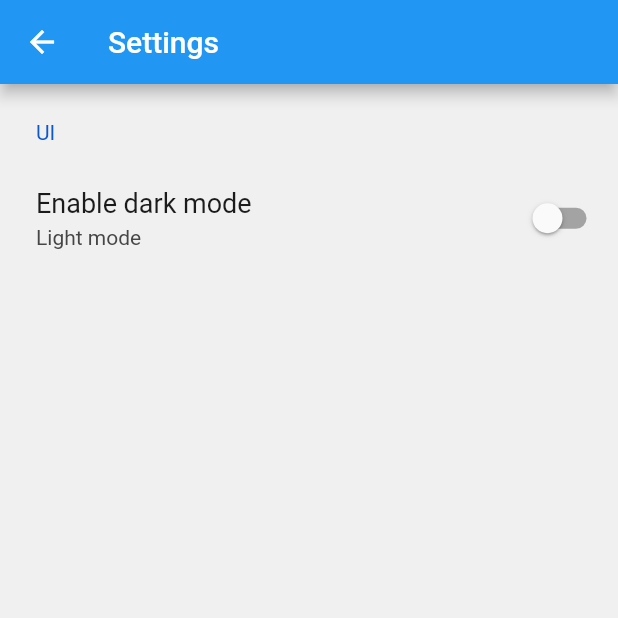
After one commit to Boris-Sachet/comic_front, a Flutter app: the SettingsPage screen opened directly, on a phone screen of 412 x 824 dp, the top half of it. The commit adds this screen. Run offline on Flutter 3.47's test engine with Material 2 defaults, Android fonts, the light colour scheme and no system bars; drawn by our look-alikes of settings_ui; our stand-ins replace adaptive_theme, cached_network_image, flutter_cache_manager, percent_indicator, photo_view, shared_preferences; accounts and stored records are empty; network calls fail.

Commit message:
Implemented settings page with dark mode switch

```diff
--- a/lib/services/service_file.dart
+++ b/lib/services/service_file.dart
@@ -1,6 +1,6 @@
 import 'dart:convert';
 
-import 'package:comic_front/services/service_library.dart';
+import 'package:comic_front/services/service_settings.dart';
 import 'package:http/http.dart' as http;
 import 'package:comic_front/model/file.dart';
 
@@ -8,7 +8,7 @@ import '../model/library.dart';
 
 class ServiceFile {
   static Future<File> setCurrentPage(File file, int page) async {
-    final response = await http.post(Uri.parse('http://${ServiceLibrary.baseUrl}/file/${file.library.name}/${file.id}/page/$page'));
+    final response = await http.post(Uri.parse('http://${ServiceSettings.apiUrl}/file/${file.library.name}/${file.id}/page/$page'));
 
     if (response.statusCode == 200) {
       final Map<String, dynamic> json = jsonDecode(utf8.decode(response.bodyBytes));
--- a/lib/services/service_settings.dart
+++ b/lib/services/service_settings.dart
@@ -1,13 +1,14 @@
 import 'package:comic_front/services/service_library.dart';
+import 'package:flutter/material.dart';
 import 'package:shared_preferences/shared_preferences.dart';
 
 import '../model/library.dart';
 
 class ServiceSettings {
-  static String? _apiUrl; // = '192.168.1.18:8042';
+  static String? _apiUrl;
   static Library? _currentLibrary;
   static bool _showHiddenLibraries = false;
-  static bool _darkMode = false;
+  static bool? _darkMode;
 
   static Future<void> init() async {
     await _initApiUrl();
@@ -21,6 +22,7 @@ class ServiceSettings {
     final prefs = await SharedPreferences.getInstance();
     // _apiUrl = prefs.getString('apiUrl');
     _apiUrl = '192.168.1.18:8042';
+    // _apiUrl = '10.0.2.2:8000';
   }
 
   static String? get apiUrl {
@@ -52,7 +54,7 @@ class ServiceSettings {
   static set currentLibrary(Library? library) {
     _currentLibrary = library;
     SharedPreferences.getInstance().then((pref) => {
-      if (library != null) {pref.setString('currentLibraryName', library.name)}
+      if (library != null && !library.hidden) {pref.setString('currentLibraryName', library.name)}
       else {pref.remove('currentLibraryName')}
     });
   }
@@ -75,11 +77,11 @@ class ServiceSettings {
   /// Get the darkMode status from persistent storage and retrieve it from api if it exist
   static Future<void> _initDarkMode() async {
     final prefs = await SharedPreferences.getInstance();
-    _showHiddenLibraries = prefs.getBool('darkMode') ?? false;
+    _darkMode = prefs.getBool('darkMode') ?? WidgetsBinding.instance.platformDispatcher.platformBrightness == Brightness.dark;
   }
 
   static bool get darkMode {
-    return _darkMode;
+    return _darkMode ?? WidgetsBinding.instance.platformDispatcher.platformBrightness == Brightness.dark;
   }
 
   static set darkMode(bool darkMode) {
--- a/lib/views/drawer/global_drawer.dart
+++ b/lib/views/drawer/global_drawer.dart
@@ -2,6 +2,7 @@ import 'package:comic_front/services/service_settings.dart';
 import 'package:flutter/material.dart';
 
 import '../library_selector/library_selector.dart';
+import '../settings/settings_page.dart';
 
 class GlobalDrawer extends StatelessWidget {
   const GlobalDrawer({
@@ -26,6 +27,12 @@ class GlobalDrawer extends StatelessWidget {
                 Navigator.push(context, MaterialPageRoute(builder: (context) => const LibrarySelector()));
               },
             ),),
+            Card(child: ListTile(
+              title: const Text("Settings"),
+              onTap: () {
+                Navigator.push(context, MaterialPageRoute(builder: (context) => const SettingsPage()));
+              },
+            ),),
           ],)),
         ],
       ),
--- /dev/null
+++ b/lib/views/settings/settings_page.dart
@@ -0,0 +1,43 @@
+import 'package:adaptive_theme/adaptive_theme.dart';
+import 'package:comic_front/services/service_settings.dart';
+import 'package:flutter/material.dart';
+import 'package:settings_ui/settings_ui.dart';
+
+class SettingsPage extends StatefulWidget {
+  const SettingsPage({super.key});
+
+  @override
+  SettingsPageState createState() => SettingsPageState();
+}
+
+class SettingsPageState extends State<SettingsPage> {
+  @override
+  Widget build(BuildContext context) {
+    return Scaffold(
+        appBar: AppBar(
+          title: const Text('Settings'),
+        ),
+        body: SettingsList(
+          sections: [
+            SettingsSection(
+              title: const Text("UI"),
+              tiles: <SettingsTile>[
+                SettingsTile.switchTile(
+                  title: const Text('Enable dark mode'),
+                  description: ServiceSettings.darkMode ? const Text('Dark mode') : const Text('Light mode'),
+                  initialValue: ServiceSettings.darkMode,
+                  onToggle: (bool value) {
+                    setState(() {
+                      ServiceSettings.darkMode = !ServiceSettings.darkMode;
+                    });
+                    ServiceSettings.darkMode ? AdaptiveTheme.of(context).setDark() : AdaptiveTheme.of(context).setLight();
+                  },
+                )
+              ],
+            )
+          ],
+        ),
+    );
+  }
+
+}
--- a/pubspec.yaml
+++ b/pubspec.yaml
@@ -43,6 +43,7 @@ dependencies:
   cached_network_image: ^3.2.3
   photo_view: ^0.14.0
   flutter_cache_manager: ^3.3.0
+  settings_ui: ^2.0.2
 
 dev_dependencies:
   flutter_test:
```
Also changed, not shown: lib/main.dart (+26 -21 lines), pubspec.lock.
